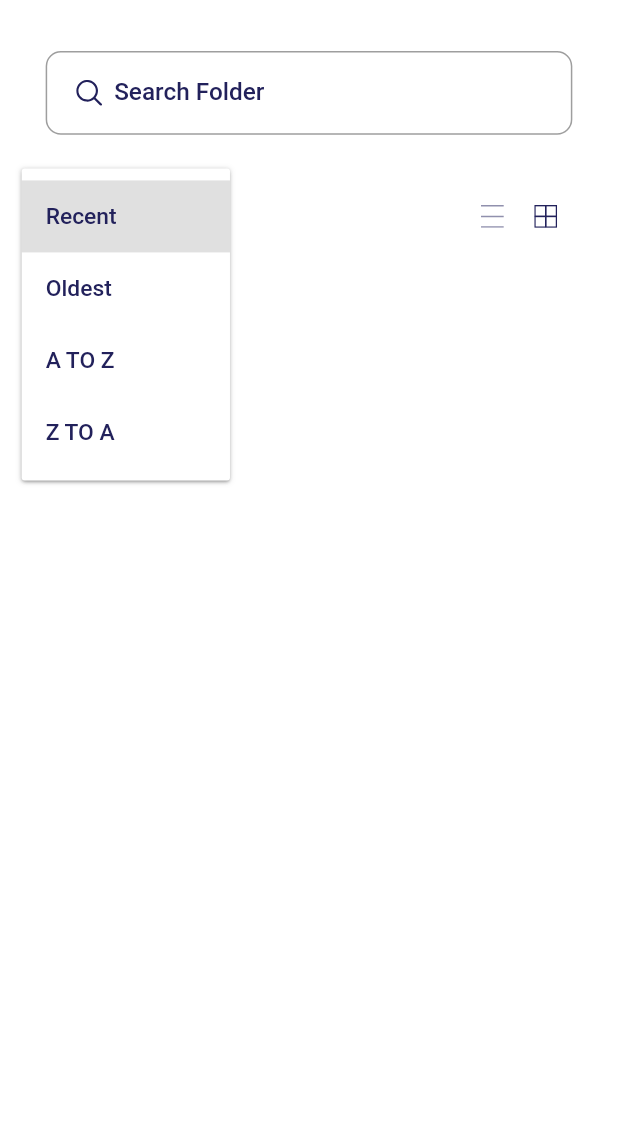
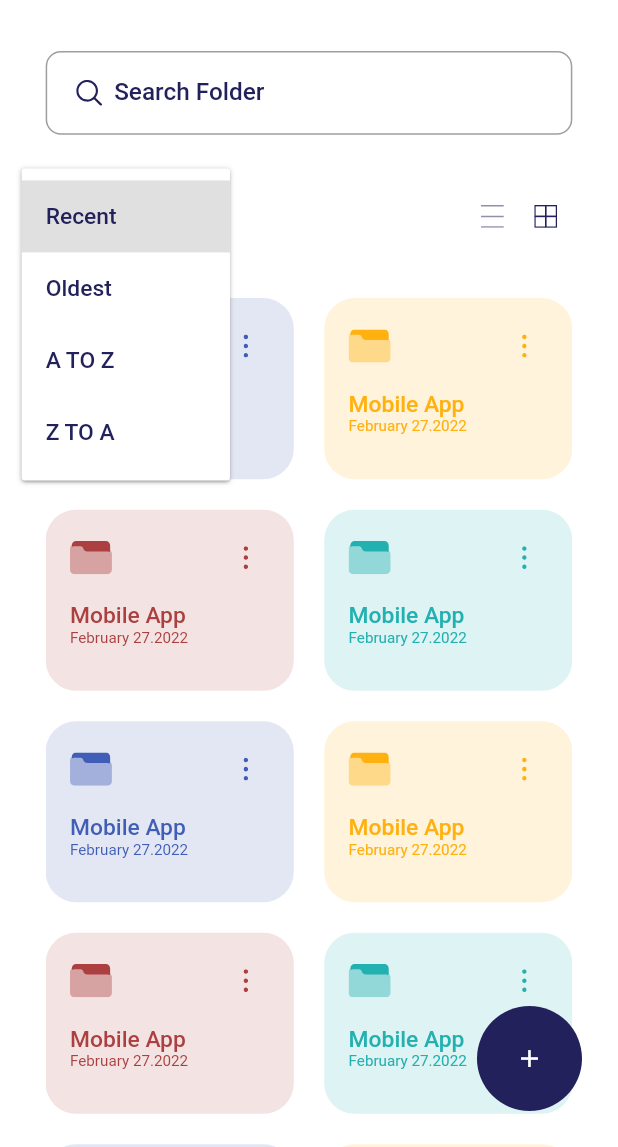
Before and after one commit to Code-Decoders/xpress_drive, a Flutter app: the screen it shows after launch, after a tap on "Recent", on a phone screen of 412 x 824 dp, the part 89-1236 px from its top. Run offline on Flutter 3.47's test engine with Material 2 defaults, Android fonts, the phone set to English and light mode, and no system bars; our stand-ins replace auto_route, flutter_hooks, flutter_screenutil, flutter_svg, get_it, injectable and 2 more.

Commit message:
gridview created in home view

```diff
--- /dev/null
+++ b/lib/datamodels/folder.dart
@@ -0,0 +1,77 @@
+import 'dart:convert';
+
+import 'package:flutter/material.dart';
+
+class Folder {
+  final String title;
+  final DateTime createdAt;
+  final String type;
+  final int id;
+
+  Folder({
+    required this.title,
+    required this.createdAt,
+    required this.type,
+    required this.id,
+  });
+
+  Folder copyWith({
+    String? title,
+    DateTime? createdAt,
+    String? type,
+    int? id,
+  }) {
+    return Folder(
+      title: title ?? this.title,
+      createdAt: createdAt ?? this.createdAt,
+      type: type ?? this.type,
+      id: id ?? this.id,
+    );
+  }
+
+  Map<String, dynamic> toMap() {
+    return {
+      'title': title,
+      'createdAt': createdAt,
+      'type': type,
+      'id': id,
+    };
+  }
+
+  factory Folder.fromMap(Map<String, dynamic> map) {
+    return Folder(
+      title: map['title'] ?? '',
+      createdAt: map['createdAt'] ?? '',
+      type: map['type'] ?? '',
+      id: map['id'] ?? '',
+    );
+  }
+
+  String toJson() => json.encode(toMap());
+
+  factory Folder.fromJson(String source) => Folder.fromMap(json.decode(source));
+
+  @override
+  String toString() {
+    return 'Folder(title: $title, createdAt: $createdAt, type: $type, id: $id)';
+  }
+
+  @override
+  bool operator ==(Object other) {
+    if (identical(this, other)) return true;
+
+    return other is Folder &&
+      other.title == title &&
+      other.createdAt == createdAt &&
+      other.type == type &&
+      other.id == id;
+  }
+
+  @override
+  int get hashCode {
+    return title.hashCode ^
+      createdAt.hashCode ^
+      type.hashCode ^
+      id.hashCode;
+  }
+}
--- a/lib/services/strings.dart
+++ b/lib/services/strings.dart
@@ -0,0 +1,32 @@
+extension DateUtils on DateTime {
+  String get monthFormat {
+    switch (this.month) {
+      case 1:
+        return 'January';
+      case 2:
+        return 'February';
+      case 3:
+        return 'March';
+      case 4:
+        return 'April';
+      case 5:
+        return 'May';
+      case 6:
+        return 'June';
+      case 7:
+        return 'July';
+      case 8:
+        return 'August';
+      case 9:
+        return 'September';
+      case 10:
+        return 'October';
+      case 11:
+        return 'November';
+      case 12:
+        return 'December';
+      default:
+        return '';
+    }
+  }
+}
--- a/lib/ui/home/home_view.dart
+++ b/lib/ui/home/home_view.dart
@@ -2,6 +2,7 @@ import 'package:flutter/material.dart';
 import 'package:flutter_screenutil/flutter_screenutil.dart';
 import 'package:stacked/stacked.dart';
 import 'package:xpress_drive/ui/home/home_viewmodel.dart';
+import 'package:xpress_drive/ui/smart_widget/folder_view/folder_view.dart';
 import 'package:xpress_drive/ui/widget/color.dart';
 import 'package:xpress_drive/ui/widget/dropdown/dropdown.dart';
 import 'package:xpress_drive/ui/widget/icons/icon.dart';
@@ -25,8 +26,9 @@ class HomeView extends StatelessWidget {
         builder: (context, model, child) {
           return Scaffold(
             body: SafeArea(
+              bottom: false,
               child: Padding(
-                padding: EdgeInsets.symmetric(horizontal: 30.h, vertical: 27.h),
+                padding: EdgeInsets.fromLTRB(30.h, 27.h, 30.h, 0.h),
                 child: Column(
                   children: <Widget>[
                     Row(
@@ -103,8 +105,53 @@ class HomeView extends StatelessWidget {
                           ),
                         ),
                       ],
+                    ),
+                    Expanded(
+                      child: GridView.builder(
+                        padding: EdgeInsets.symmetric(vertical: 30.h),
+                        gridDelegate: SliverGridDelegateWithFixedCrossAxisCount(
+                            crossAxisCount: 2,
+                            childAspectRatio: 1.37,
+                            crossAxisSpacing: 20.h,
+                            mainAxisSpacing: 20.h),
+                        itemBuilder: (context, index) {
+                          return FolderView(
+                            folder: model.folders[index],
+                            color: (index + 1) % 4 == 0
+                                ? AppColor.green
+                                : (index + 1) % 4 == 3
+                                    ? AppColor.red
+                                    : (index + 1) % 4 == 2
+                                        ? AppColor.yellow
+                                        : AppColor.primaryDark,
+                          );
+                        },
+                        itemCount: model.folders.length,
+                      ),
                     )
                   ],
+                ),
+              ),
+            ),
+            floatingActionButton: Padding(
+              padding: const EdgeInsets.all(8.0),
+              child: Material(
+                shape: const CircleBorder(),
+                color: AppColor.primary,
+                child: InkWell(
+                  onTap: () {},
+                  customBorder: const CircleBorder(),
+                  child: Container(
+                    decoration: const BoxDecoration(
+                      shape: BoxShape.circle,
+                    ),
+                    padding: EdgeInsets.all(25.h),
+                    child: Icon(
+                      Icons.add,
+                      size: 19.h,
+                      color: Colors.white,
+                    ),
+                  ),
                 ),
               ),
             ),
--- a/lib/ui/home/home_viewmodel.dart
+++ b/lib/ui/home/home_viewmodel.dart
@@ -1,4 +1,5 @@
 import 'package:stacked/stacked.dart';
+import 'package:xpress_drive/datamodels/folder.dart';
 
 enum Filter {
   Recent,
@@ -19,11 +20,27 @@ class HomeViewModel extends BaseViewModel {
 
   View _view = View.Grid;
 
+  final List<Folder> _folders = [
+    Folder(title: 'Mobile App', createdAt: DateTime.now(), type: 'folder', id: 0),
+    Folder(title: 'Mobile App', createdAt: DateTime.now(), type: 'folder', id: 1),
+    Folder(title: 'Mobile App', createdAt: DateTime.now(), type: 'folder', id: 2),
+    Folder(title: 'Mobile App', createdAt: DateTime.now(), type: 'folder', id: 3),
+    Folder(title: 'Mobile App', createdAt: DateTime.now(), type: 'folder', id: 4),
+    Folder(title: 'Mobile App', createdAt: DateTime.now(), type: 'folder', id: 5),
+    Folder(title: 'Mobile App', createdAt: DateTime.now(), type: 'folder', id: 6),
+    Folder(title: 'Mobile App', createdAt: DateTime.now(), type: 'folder', id: 7),
+    Folder(title: 'Mobile App', createdAt: DateTime.now(), type: 'folder', id: 8),
+    Folder(title: 'Mobile App', createdAt: DateTime.now(), type: 'folder', id: 9),
+  ];
+
+
   String get searchText => _searchText;
 
   Filter get filter => _filter;
 
   View get view => _view;
+
+  List<Folder> get folders => _folders;
 
   void setSearchText(String value) {
     _searchText = value;
--- /dev/null
+++ b/lib/ui/smart_widget/folder_view/folder_view.dart
@@ -0,0 +1,64 @@
+import 'package:flutter/material.dart';
+import 'package:flutter_screenutil/flutter_screenutil.dart';
+import 'package:xpress_drive/datamodels/folder.dart';
+import 'package:xpress_drive/ui/widget/icons/icon.dart';
+import 'package:xpress_drive/services/strings.dart';
+
+class FolderView extends StatelessWidget {
+  final Color color;
+  final Folder folder;
+  final VoidCallback? onTap;
+  const FolderView(
+      {Key? key, required this.color, required this.folder, this.onTap})
+      : super(key: key);
+
+  @override
+  Widget build(BuildContext context) {
+    return Material(
+      borderRadius: BorderRadius.circular(20.h),
+      color: color.withOpacity(.15),
+      child: InkWell(
+        onTap: onTap ?? () {},
+        borderRadius: BorderRadius.circular(20.h),
+        child: Container(
+          decoration: BoxDecoration(
+            borderRadius: BorderRadius.circular(20.h),
+          ),
+          padding: EdgeInsets.all(16.h),
+          child: Column(
+            crossAxisAlignment: CrossAxisAlignment.start,
+            children: [
+              Row(
+                mainAxisAlignment: MainAxisAlignment.spaceBetween,
+                children: [
+                  AppIcon(
+                    AppIcons.folder,
+                    color: color,
+                    size: 28.h,
+                  ),
+                  InkWell(
+                      customBorder: const CircleBorder(),
+                      onTap: () {},
+                      child: Padding(
+                        padding: EdgeInsets.all(8.0.h),
+                        child: AppIcon(AppIcons.more, size: 15.h, color: color),
+                      )),
+                ],
+              ),
+              SizedBox(height: 14.h),
+              Text(folder.title,
+                  style: TextStyle(
+                      fontSize: 15.sp,
+                      color: color,
+                      fontWeight: FontWeight.w500)),
+              Text(
+                '${folder.createdAt.monthFormat} ${folder.createdAt.day}.${folder.createdAt.year}',
+                style: TextStyle(fontSize: 10.sp, color: color),
+              )
+            ],
+          ),
+        ),
+      ),
+    );
+  }
+}
--- a/lib/ui/widget/color.dart
+++ b/lib/ui/widget/color.dart
@@ -6,4 +6,16 @@ class AppColor {
 
   /// EEF2FE
   static Color get borderColor => const Color(0xFFEEF2FE);
+
+  ///415EB6
+  static Color get primaryDark => const Color(0xFF415EB6);
+
+  ///FFB110
+  static Color get yellow => const Color(0xFFFFB110);
+
+  ///AC4040
+  static Color get red => const Color(0xFFAC4040);
+
+  ///23B0B0
+  static Color get green => const Color(0xFF23B0B0);
 }
--- a/lib/ui/widget/icons/icons.dart
+++ b/lib/ui/widget/icons/icons.dart
@@ -10,6 +10,8 @@ class AppIcons {
   static const AppIcons arrow_down = AppIcons._('arrow_down');
   static const AppIcons grid = AppIcons._('grid');
   static const AppIcons list = AppIcons._('list');
+  static const AppIcons folder = AppIcons._('folder');
+  static const AppIcons more = AppIcons._('more');
   static const AppIcons menu = AppIcons._('menu');
   static const AppIcons search = AppIcons._('search');
 }
```
Also changed, not shown: assets/icons/folder.svg (added), assets/icons/more.svg (added), lib/ui/smart_widget/folder_view/folder_viewmodel.dart (added).
